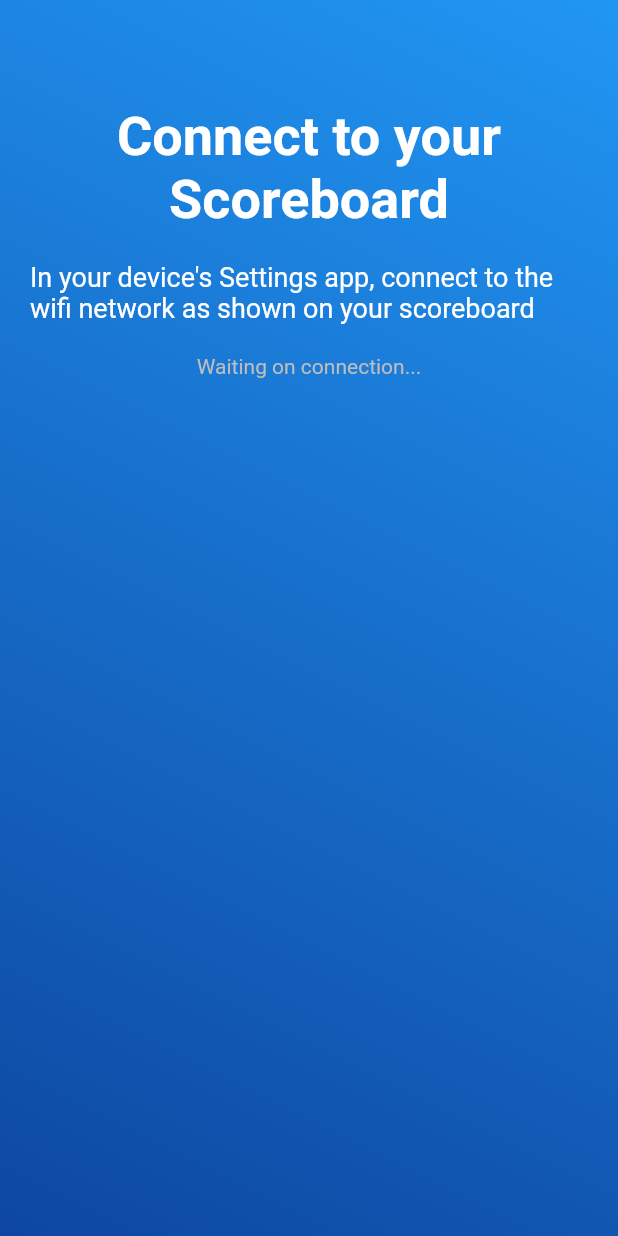
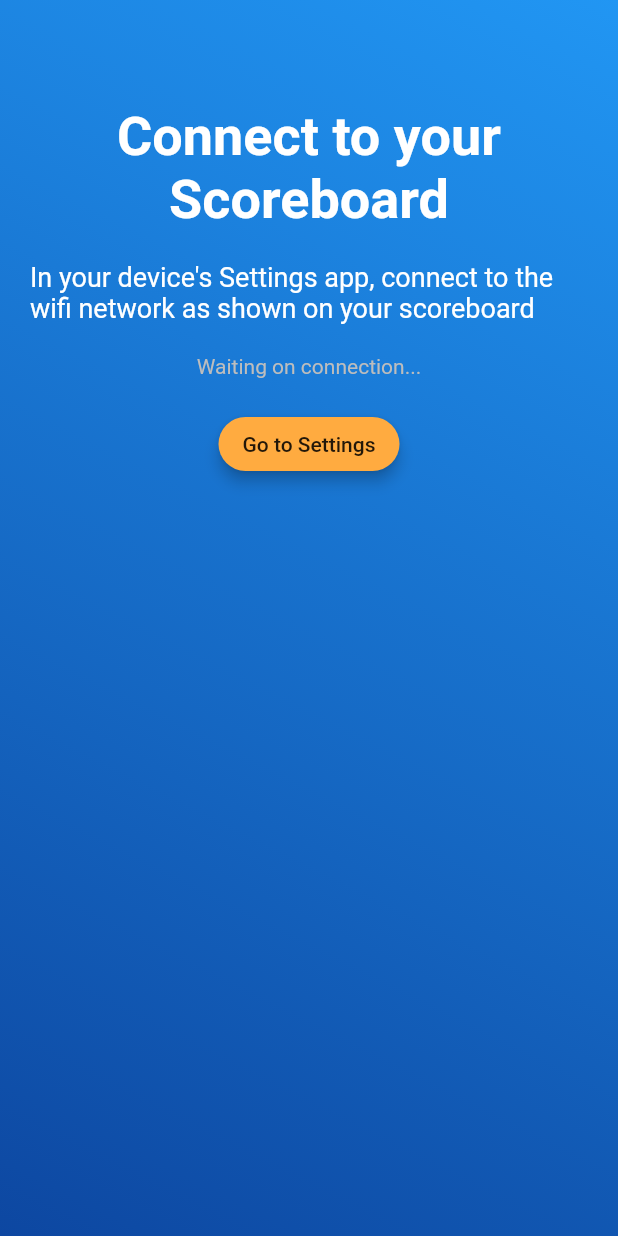
Before and after one commit to SchmidtScoreboard/ScoreboardApp, a Flutter app: the screen it shows after launch, after a tap on "Get Started", on a phone screen of 412 x 824 dp. Run offline on Flutter 3.47's test engine with Material 2 defaults, Android fonts, the phone set to English and light mode, and no system bars; our stand-ins replace badges, convert, flutter_slidable, font_awesome_flutter, shared_preferences; missing offline and left inert: app_settings, flutter_picker; network calls fail.

Commit message:
Parent suggestions

```diff
--- a/lib/onboarding.dart
+++ b/lib/onboarding.dart
@@ -1,8 +1,8 @@
-import 'package:flutter/foundation.dart';
 import 'package:flutter/material.dart';
 import 'dart:async';
 import 'models.dart';
 import 'package:flutter/services.dart';
+import 'package:app_settings/app_settings.dart';
 
 import 'homepage.dart';
 import 'channel.dart';
@@ -212,7 +212,7 @@ class ConnectToHotspotScreenState extends OnboardingScreenState {
             print("Connected to server");
             connected = true;
             return getOnboardButton(
-                context, "All Connected!", WifiCredentialsScreen(), callback);
+                context, "Continue", WifiCredentialsScreen(), callback);
           } else if (snapshot.hasError) {
             //print(snapshot.error.toString());
           }
@@ -220,6 +220,18 @@ class ConnectToHotspotScreenState extends OnboardingScreenState {
               style: TextStyle(color: Colors.grey[400]));
         },
       ),
+      if (!connected)
+        RaisedButton(
+            child: Text(
+              "Go to Settings",
+            ),
+            color: Theme.of(context).accentColor,
+            elevation: 4,
+            highlightElevation: 8,
+            shape: StadiumBorder(),
+            onPressed: () {
+              AppSettings.openWIFISettings();
+            })
     ]);
   }
 }
@@ -337,9 +349,9 @@ class SyncScreenState extends OnboardingScreenState {
         [
           getOnboardTitle("Sync with Scoreboard"),
           getOnboardInstruction(
-              "Enter the code that appears on the scoreboard."),
+              "It will take a few minutes for your Scoreboard to startup and connect."),
           getOnboardInstruction(
-              "It will take a few minutes for your Scoreboard to connect and startup."),
+              "Enter the code that appears on the Scoreboard."),
           Theme(
               data: ThemeData(
                   primarySwatch: Colors.blue,
--- a/pubspec.yaml
+++ b/pubspec.yaml
@@ -28,6 +28,7 @@ dependencies:
   font_awesome_flutter: 8.5.0
   badges: ^1.1.0
   toast: ^0.1.5
+  app_settings: 3.0.0+1
   convert:
 
 
```
Also changed, not shown: pubspec.lock, 4 other files.
